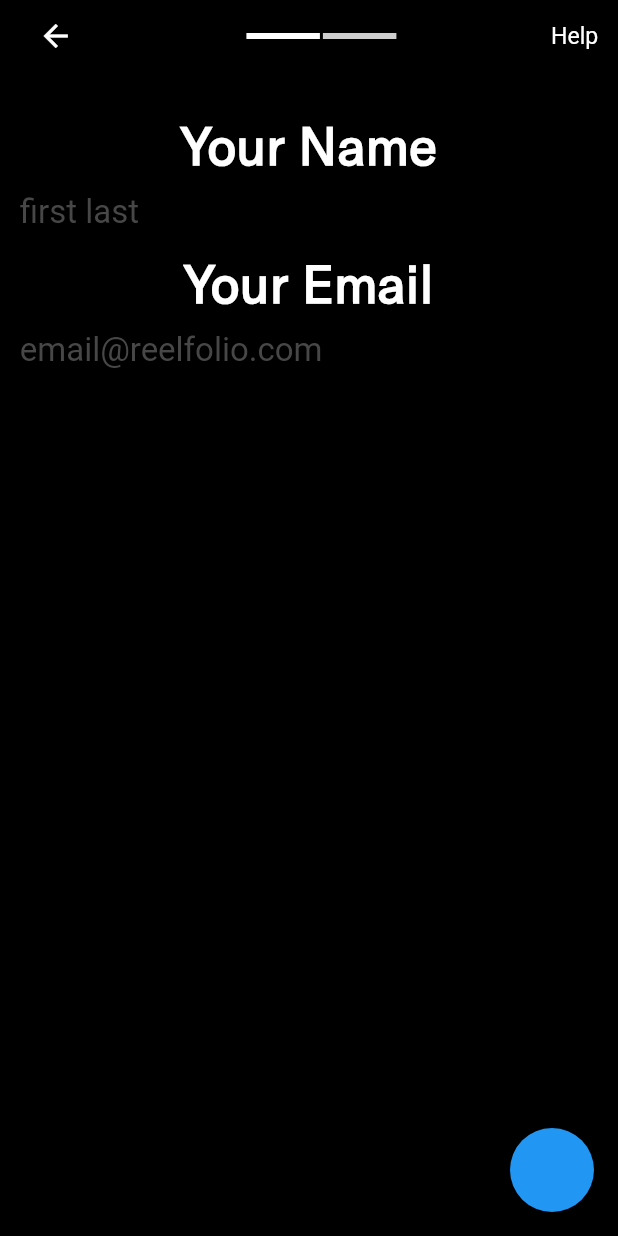
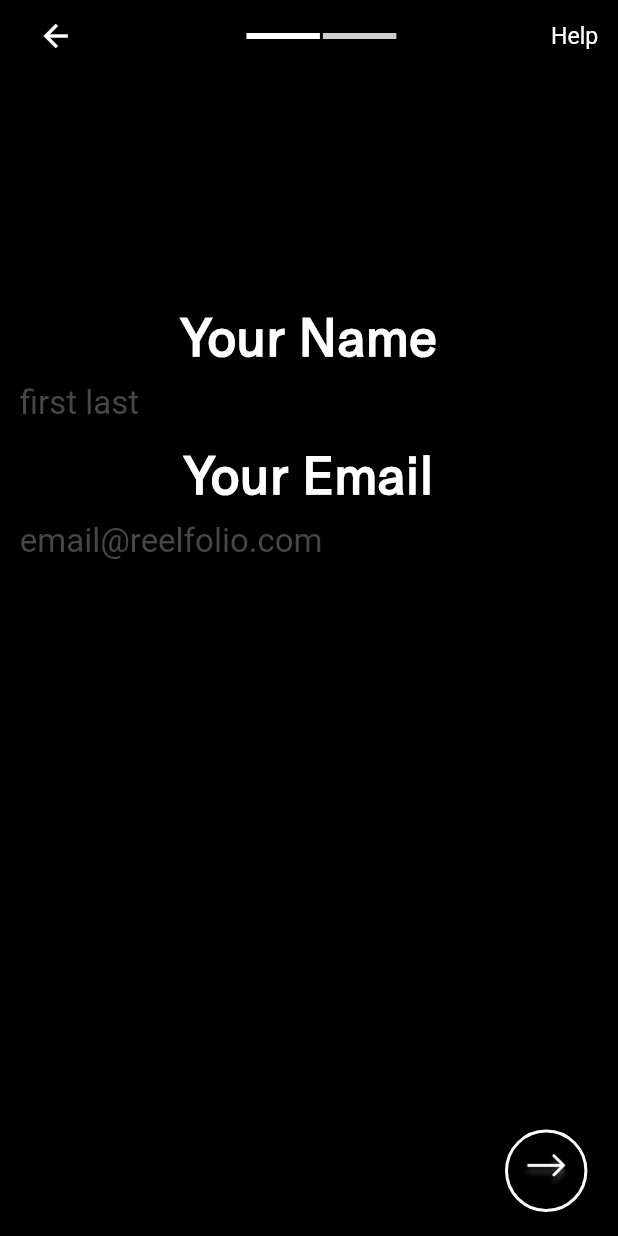
Before and after one commit to iamsouviki/reel_folio, a Flutter app: the screen it shows after launch, on a phone screen of 412 x 824 dp. Run offline on Flutter 3.47's test engine with Material 2 defaults, Android fonts, the light colour scheme and no system bars; our stand-ins replace flutter_riverpod.

Commit message:
makes some changes

```diff
--- a/lib/onboarding-request/onboarding_request_screen.dart
+++ b/lib/onboarding-request/onboarding_request_screen.dart
@@ -2,6 +2,7 @@ import 'package:flutter/cupertino.dart';
 import 'package:flutter/material.dart';
 import 'package:flutter_riverpod/flutter_riverpod.dart';
 import 'package:reel_folio/onboarding-request/manager/onboarding_step_manager.dart';
+import 'package:reel_folio/util/reel_folio_icon.dart';
 import 'package:reel_folio/util/size_config.dart';
 
 import '../util/progress_stepper.dart';
@@ -30,6 +31,7 @@ class OnBoardingRequestScreen extends ConsumerWidget {
           padding: EdgeInsets.symmetric(
             horizontal: screenWidth! * 12 / 375,
           ),
+          child: SingleChildScrollView(
             child: Column(
               children: [
                 Row(
@@ -38,7 +40,8 @@ class OnBoardingRequestScreen extends ConsumerWidget {
                   children: [
                     IconButton(
                       onPressed: () {
-                      widgetRef.read(onBoardingStepManger.notifier).state = stepValue-1;
+                        widgetRef.read(onBoardingStepManger.notifier).state =
+                            stepValue - 1;
                       },
                       icon: const Icon(
                         Icons.arrow_back,
@@ -50,25 +53,45 @@ class OnBoardingRequestScreen extends ConsumerWidget {
                       stepCount: 2,
                       currentStep: stepValue,
                     ),
-                  Text('Help',style: TextStyle(
+                    Text(
+                      'Help',
+                      style: TextStyle(
                         fontSize: screenWidth! * 14 / 375,
                         fontWeight: FontWeight.w400,
                         color: Colors.white,
-                  ),)
+                      ),
+                    )
                   ],
                 ),
                 const AspectRatio(
-                aspectRatio: 375 / 26,
+                  aspectRatio: 375 / 150,
                   child: SizedBox(),
                 ),
                 _screens[stepValue - 1],
               ],
             ),
           ),
-        floatingActionButton: FloatingActionButton(
-          onPressed: () {
-            widgetRef.read(onBoardingStepManger.notifier).state = stepValue + 1;
-          },
+        ),
+        floatingActionButton: Container(
+          height: screenWidth! * 50 / 375,
+          width: screenWidth! * 58 / 375,
+          decoration: BoxDecoration(
+            color: Colors.black,
+            shape: BoxShape.circle,
+            border: Border.all(
+              color: Colors.white,
+              width: 2,
+            ),
+          ),
+          child: Center(
+            child: ImageIcon(
+              color: Colors.white,
+              size: screenWidth! * 30 / 375,
+              const AssetImage(
+                ReelFolioIcon.iconArrowForward,
+              ),
+            ),
+          ),
         ),
       ),
     );
--- /dev/null
+++ b/lib/util/reel_folio_icon.dart
@@ -0,0 +1,3 @@
+abstract class ReelFolioIcon{
+  static const iconArrowForward = 'icons/icon_arrow_forward.png';
+}
--- a/pubspec.yaml
+++ b/pubspec.yaml
@@ -61,8 +61,8 @@ flutter:
   uses-material-design: true
 
   # To add assets to your application, add an assets section, like this:
-  # assets:
-  #   - images/a_dot_burr.jpeg
+  assets:
+    - icons/
   #   - images/a_dot_ham.jpeg
 
   fonts:
```
Also changed, not shown: icons/icon_arrow_forward.png (added). Lines whose indentation alone changed are shown as unchanged.
